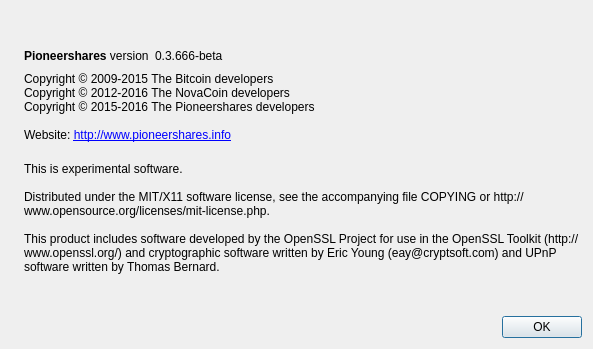
First picture: the form in src/qt/forms/aboutdialog.ui, repository BlockPioneers/pioneershares, before the edit.
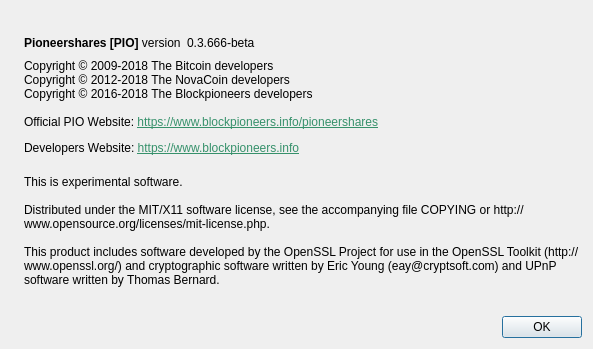
Second picture: the form after the edit. Icons and pictures are not drawn.

```diff
--- a/src/qt/forms/aboutdialog.ui
+++ b/src/qt/forms/aboutdialog.ui
@@ -50,7 +50,7 @@
           <cursorShape>IBeamCursor</cursorShape>
          </property>
          <property name="text">
-          <string>&lt;b&gt;Pioneershares&lt;/b&gt; version</string>
+          <string>&lt;html&gt;&lt;head/&gt;&lt;body&gt;&lt;p&gt;&lt;span style=&quot; font-weight:600;&quot;&gt;Pioneershares [PIO]&lt;/span&gt; version&lt;/p&gt;&lt;/body&gt;&lt;/html&gt;</string>
          </property>
          <property name="textInteractionFlags">
           <set>Qt::LinksAccessibleByMouse|Qt::TextSelectableByKeyboard|Qt::TextSelectableByMouse</set>
@@ -91,12 +91,7 @@
         <cursorShape>IBeamCursor</cursorShape>
        </property>
        <property name="text">
-        <string>
-Copyright © 2009-2015 The Bitcoin developers&lt;br/&gt;
-Copyright © 2012-2016 The NovaCoin developers&lt;br/&gt;
-Copyright © 2015-2016 The Pioneershares developers&lt;br/&gt;&lt;br/&gt;
-Website: &lt;a href=&quot;http://www.pioneershares.info&quot;&gt;http://www.pioneershares.info&lt;/a&gt;
-       </string>
+        <string>&lt;html&gt;&lt;head/&gt;&lt;body&gt;&lt;p&gt;Copyright © 2009-2018 The Bitcoin developers&lt;br/&gt;Copyright © 2012-2018 The NovaCoin developers&lt;br/&gt;Copyright © 2016-2018 The Blockpioneers developers&lt;br/&gt;&lt;br/&gt;Official PIO Website: &lt;a href=&quot;https://www.blockpioneers.info/pioneershares&quot;&gt;&lt;span style=&quot; text-decoration: underline; color:#36916B;&quot;&gt;https://www.blockpioneers.info/pioneershares&lt;/span&gt;&lt;/a&gt;&lt;/p&gt;&lt;p&gt;Developers Website: &lt;a href=&quot;https://www.blockpioneers.info&quot;&gt;&lt;span style=&quot; text-decoration: underline; color:#36916B;&quot;&gt;https://www.blockpioneers.info&lt;/span&gt;&lt;/a&gt;&lt;/p&gt;&lt;/body&gt;&lt;/html&gt;</string>
        </property>
        <property name="textFormat">
         <enum>Qt::RichText</enum>
```
